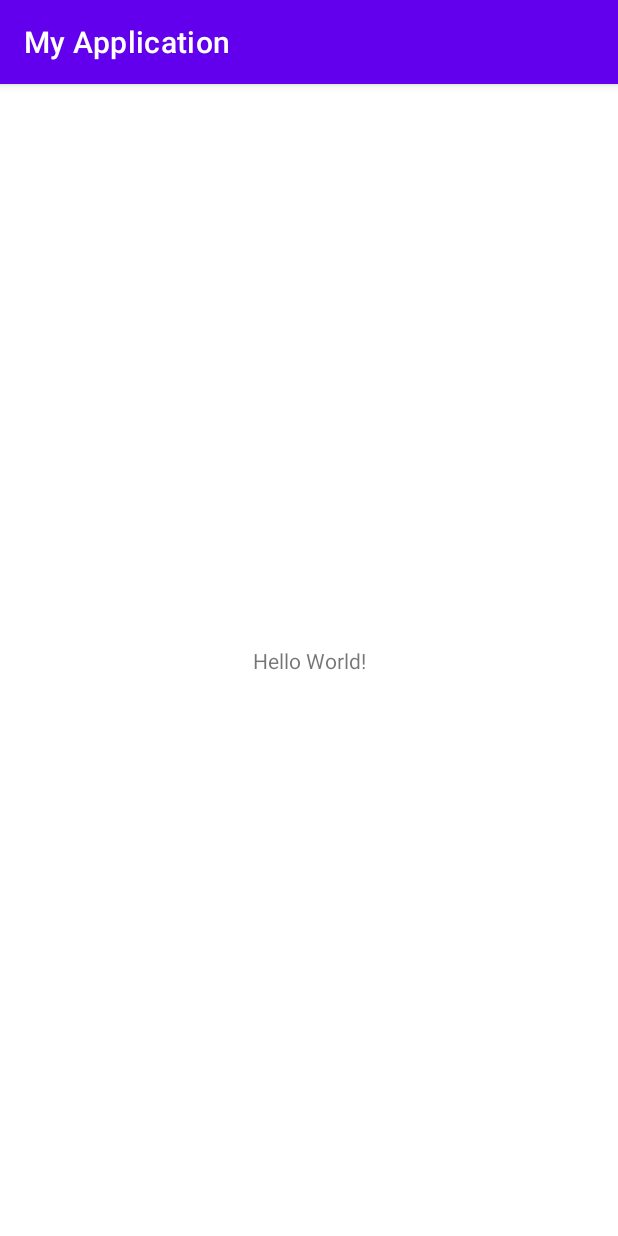
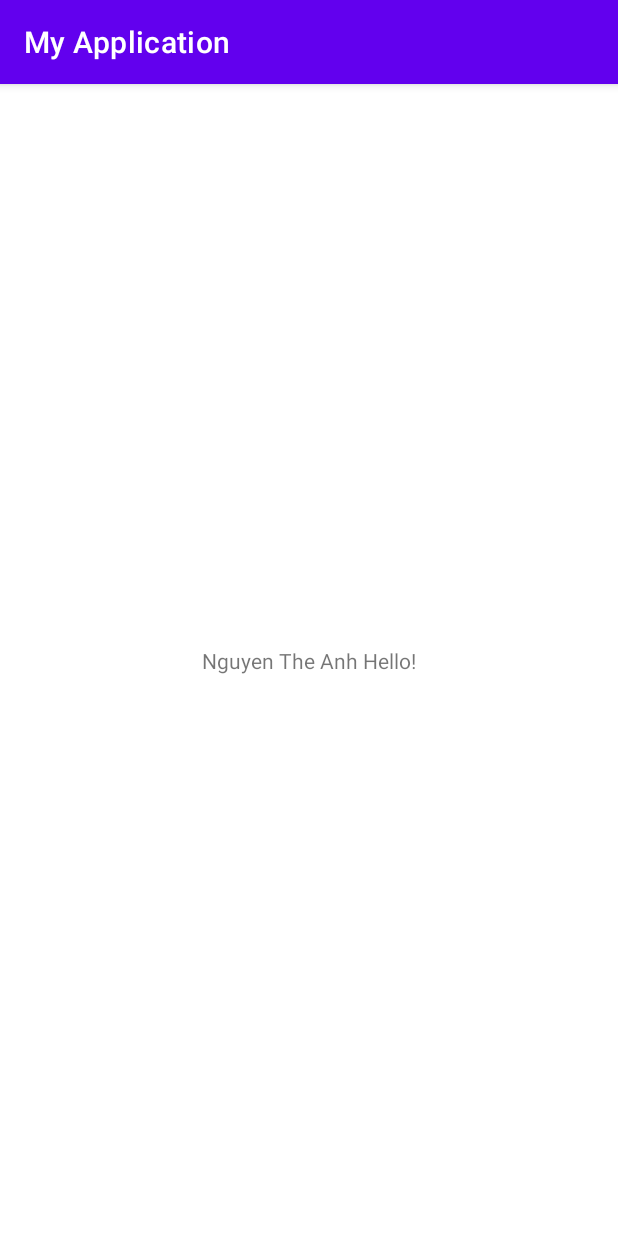
Before and after one commit to khachvip1509/demo_git2, an Android app: the screen it shows after launch (MainActivity), on a phone screen of 412 x 824 dp. Run offline under Robolectric (Android 15) with nearby library versions, the phone set to English and light mode, and no system bars.

Commit message:
update content of text

```diff
--- a/app/src/main/res/layout/activity_main.xml
+++ b/app/src/main/res/layout/activity_main.xml
@@ -9,7 +9,7 @@
     <TextView
         android:layout_width="wrap_content"
         android:layout_height="wrap_content"
-        android:text="Hello World!"
+        android:text="Nguyen The Anh Hello!"
         app:layout_constraintBottom_toBottomOf="parent"
         app:layout_constraintEnd_toEndOf="parent"
         app:layout_constraintStart_toStartOf="parent"
```
